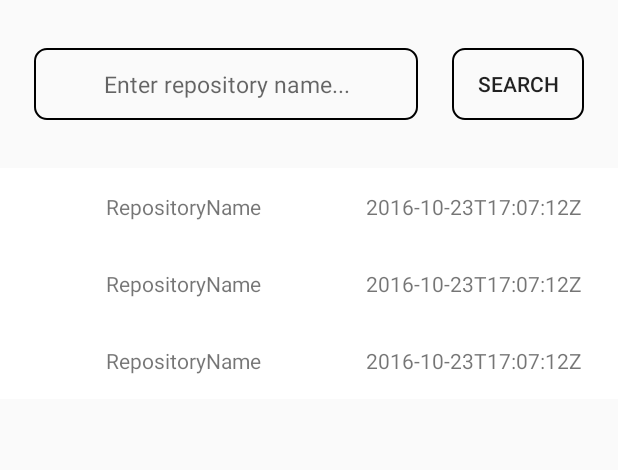
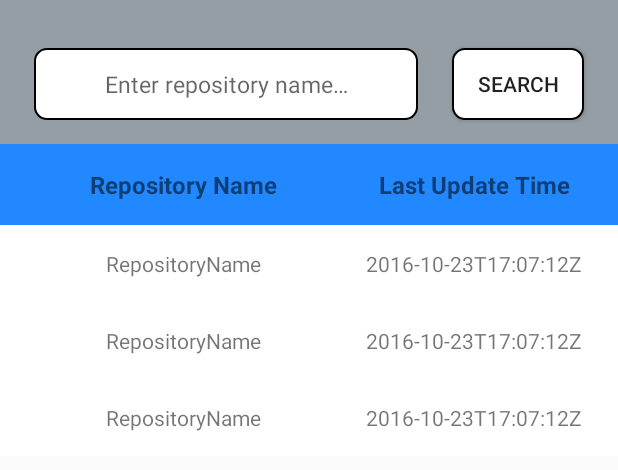
Before and after one commit to tomislav-ficko/Repo-Search-App, an Android app: the layout activity_main.xml on its own in the app's theme, with its tools: preview values and no code run, on a phone screen of 412 x 824 dp. Shown: the top 470 px of the screen. Run offline under Robolectric (Android 15) with nearby library versions, the phone set to English and light mode, and no system bars.

Commit message:
Add titles, refactor layout and change colors

```diff
--- a/app/src/main/res/drawable/view_border.xml
+++ b/app/src/main/res/drawable/view_border.xml
@@ -4,7 +4,7 @@
 
         <!-- Background Color -->
         <solid
-            android:color="@android:color/transparent" />
+            android:color="@android:color/white" />
 
         <!-- Round Corners -->
         <corners
--- a/app/src/main/res/layout/activity_details.xml
+++ b/app/src/main/res/layout/activity_details.xml
@@ -4,6 +4,7 @@
     xmlns:tools="http://schemas.android.com/tools"
     android:layout_width="match_parent"
     android:layout_height="match_parent"
+    android:background="@color/detailsActivityBackground"
     android:paddingLeft="32dp"
     android:paddingTop="48dp"
     android:paddingRight="32dp"
--- a/app/src/main/res/layout/activity_main.xml
+++ b/app/src/main/res/layout/activity_main.xml
@@ -6,18 +6,28 @@
     android:layout_height="match_parent"
     tools:context=".ui.MainActivity">
 
+    <androidx.constraintlayout.widget.ConstraintLayout
+        android:id="@+id/inputSectionContainer"
+        android:layout_width="match_parent"
+        android:layout_height="wrap_content"
+        android:background="@color/inputSectionBackground"
+        app:layout_constraintBottom_toTopOf="@id/titleContainer"
+        app:layout_constraintLeft_toLeftOf="parent"
+        app:layout_constraintRight_toRightOf="parent"
+        app:layout_constraintTop_toTopOf="parent">
+
         <EditText
             android:id="@+id/inputField"
             android:layout_width="256dp"
             android:layout_height="48dp"
             android:layout_marginTop="32dp"
-        android:layout_marginBottom="32dp"
+            android:layout_marginBottom="16dp"
             android:background="@drawable/view_border"
             android:gravity="center"
             android:hint="@string/input_field_placeholder"
             android:inputType="text"
             android:textSize="15sp"
-        app:layout_constraintBottom_toTopOf="@id/recyclerView"
+            app:layout_constraintBottom_toBottomOf="parent"
             app:layout_constraintLeft_toLeftOf="parent"
             app:layout_constraintRight_toLeftOf="@id/btnSearch"
             app:layout_constraintTop_toTopOf="parent" />
@@ -27,13 +37,48 @@
             android:layout_width="wrap_content"
             android:layout_height="48dp"
             android:layout_marginTop="32dp"
-        android:layout_marginBottom="32dp"
+            android:layout_marginBottom="16dp"
             android:background="@drawable/view_border"
             android:text="@string/button_text"
-        app:layout_constraintBottom_toTopOf="@id/recyclerView"
+            app:layout_constraintBottom_toBottomOf="parent"
             app:layout_constraintLeft_toRightOf="@id/inputField"
             app:layout_constraintRight_toRightOf="parent"
             app:layout_constraintTop_toTopOf="parent" />
+
+    </androidx.constraintlayout.widget.ConstraintLayout>
+
+    <androidx.constraintlayout.widget.ConstraintLayout
+        android:id="@+id/titleContainer"
+        android:layout_width="match_parent"
+        android:layout_height="wrap_content"
+        android:background="@color/titleBackground"
+        app:layout_constraintBottom_toTopOf="@id/recyclerView"
+        app:layout_constraintLeft_toLeftOf="parent"
+        app:layout_constraintRight_toRightOf="parent"
+        app:layout_constraintTop_toBottomOf="@id/inputSectionContainer">
+
+        <TextView
+            android:id="@+id/repositoryTitle"
+            style="@style/ListItemRepositoryName"
+            android:text="@string/repository_name_title"
+            android:textSize="16sp"
+            android:textStyle="bold"
+            app:layout_constraintBottom_toBottomOf="parent"
+            app:layout_constraintEnd_toStartOf="@id/updateTimeTitle"
+            app:layout_constraintStart_toStartOf="parent"
+            app:layout_constraintTop_toTopOf="parent" />
+
+        <TextView
+            android:id="@+id/updateTimeTitle"
+            style="@style/ListItemUpdateTime"
+            android:text="@string/update_time_title"
+            android:textSize="16sp"
+            android:textStyle="bold"
+            app:layout_constraintBottom_toBottomOf="parent"
+            app:layout_constraintEnd_toEndOf="parent"
+            app:layout_constraintTop_toTopOf="parent" />
+
+    </androidx.constraintlayout.widget.ConstraintLayout>
 
     <androidx.recyclerview.widget.RecyclerView
         android:id="@+id/recyclerView"
@@ -43,7 +88,7 @@
         app:layout_constraintBottom_toBottomOf="parent"
         app:layout_constraintLeft_toLeftOf="parent"
         app:layout_constraintRight_toRightOf="parent"
-        app:layout_constraintTop_toBottomOf="@id/inputField"
+        app:layout_constraintTop_toBottomOf="@id/titleContainer"
         tools:listitem="@layout/list_item" />
 
 </androidx.constraintlayout.widget.ConstraintLayout>
--- a/app/src/main/res/layout/list_item.xml
+++ b/app/src/main/res/layout/list_item.xml
@@ -8,13 +8,7 @@
 
     <TextView
         android:id="@+id/tvRepoName"
-        android:layout_width="0dp"
-        android:layout_height="wrap_content"
-        android:layout_marginStart="8dp"
-        android:layout_marginTop="16dp"
-        android:layout_marginEnd="8dp"
-        android:layout_marginBottom="16dp"
-        android:gravity="center"
+        style="@style/ListItemRepositoryName"
         app:layout_constraintBottom_toBottomOf="parent"
         app:layout_constraintEnd_toStartOf="@id/tvUpdateTime"
         app:layout_constraintStart_toStartOf="parent"
@@ -23,11 +17,7 @@
 
     <TextView
         android:id="@+id/tvUpdateTime"
-        android:layout_width="wrap_content"
-        android:layout_height="wrap_content"
-        android:layout_marginTop="16dp"
-        android:layout_marginEnd="24dp"
-        android:layout_marginBottom="16dp"
+        style="@style/ListItemUpdateTime"
         app:layout_constraintBottom_toBottomOf="parent"
         app:layout_constraintEnd_toEndOf="parent"
         app:layout_constraintTop_toTopOf="parent"
--- a/app/src/main/res/values/colors.xml
+++ b/app/src/main/res/values/colors.xml
@@ -5,4 +5,7 @@
     <color name="colorAccent">#03DAC5</color>
     <color name="colorBorder">#000000</color>
     <color name="white">#FFFFFF</color>
+    <color name="titleBackground">#2188ff</color>
+    <color name="inputSectionBackground">#959da5</color>
+    <color name="detailsActivityBackground">#c8e1ff</color>
 </resources>
--- a/app/src/main/res/values/strings.xml
+++ b/app/src/main/res/values/strings.xml
@@ -1,9 +1,9 @@
 <resources>
     <string name="app_name">Repo Search</string>
-    <string name="input_field_placeholder">Enter repository name...</string>
+    <string name="input_field_placeholder">Enter repository name…</string>
     <string name="button_text">Search</string>
     <string name="repository_name_title">Repository Name</string>
-    <string name="update_time_title">Update Time</string>
+    <string name="update_time_title">Last Update Time</string>
     <string name="owner_name_title">Owner Name</string>
     <string name="description_title">Description</string>
 </resources>
--- a/app/src/main/res/values/styles.xml
+++ b/app/src/main/res/values/styles.xml
@@ -11,9 +11,28 @@
         <item name="android:layout_width">match_parent</item>
         <item name="android:layout_height">wrap_content</item>
         <item name="android:gravity">center_vertical</item>
-        <item name="android:paddingLeft">24dp</item>
-        <item name="android:paddingTop">4dp</item>
-        <item name="android:paddingBottom">4dp</item>
+        <item name="android:paddingLeft">16dp</item>
+        <item name="android:paddingRight">16dp</item>
+        <item name="android:paddingTop">6dp</item>
+        <item name="android:paddingBottom">6dp</item>
     </style>
 
+    <style name="ListItemRepositoryName">
+        <item name="android:layout_width">0dp</item>
+        <item name="android:layout_height">wrap_content</item>
+        <item name="android:layout_marginStart">8dp</item>
+        <item name="android:layout_marginEnd">8dp</item>
+        <item name="android:layout_marginTop">16dp</item>
+        <item name="android:layout_marginBottom">16dp</item>
+        <item name="android:gravity">center</item>
+    </style>
+
+    <style name="ListItemUpdateTime">
+        <item name="android:layout_width">144dp</item>
+        <item name="android:layout_height">wrap_content</item>
+        <item name="android:layout_marginEnd">24dp</item>
+        <item name="android:layout_marginTop">16dp</item>
+        <item name="android:layout_marginBottom">16dp</item>
+        <item name="android:gravity">center</item>
+    </style>
 </resources>
```
Lines whose indentation alone changed are shown as unchanged.
